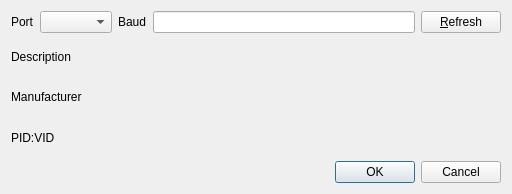
The window that portselectiondialog.ui (aa55-dev/yeTTY) describes before a commit, drawn with Qt 5.
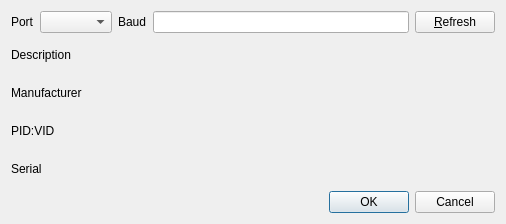
The same window after the commit.

Commit message: Show device serial number in port selection dialog

```diff
--- a/portselectiondialog.ui
+++ b/portselectiondialog.ui
@@ -6,8 +6,8 @@
    <rect>
     <x>0</x>
     <y>0</y>
-    <width>512</width>
-    <height>194</height>
+    <width>506</width>
+    <height>224</height>
    </rect>
   </property>
   <property name="sizePolicy">
@@ -80,12 +80,25 @@
          </property>
         </widget>
        </item>
+       <item>
+        <widget class="QLabel" name="fixedTextSerialLabel">
+         <property name="text">
+          <string>Serial</string>
+         </property>
+        </widget>
+       </item>
       </layout>
      </item>
      <item>
       <layout class="QVBoxLayout" name="verticalLayout">
        <item>
         <widget class="QLabel" name="descriptionLabel">
+         <property name="sizePolicy">
+          <sizepolicy hsizetype="MinimumExpanding" vsizetype="Preferred">
+           <horstretch>0</horstretch>
+           <verstretch>0</verstretch>
+          </sizepolicy>
+         </property>
          <property name="text">
           <string/>
          </property>
@@ -93,6 +106,12 @@
        </item>
        <item>
         <widget class="QLabel" name="manufacturerLabel">
+         <property name="sizePolicy">
+          <sizepolicy hsizetype="MinimumExpanding" vsizetype="Preferred">
+           <horstretch>0</horstretch>
+           <verstretch>0</verstretch>
+          </sizepolicy>
+         </property>
          <property name="text">
           <string/>
          </property>
@@ -100,6 +119,25 @@
        </item>
        <item>
         <widget class="QLabel" name="pidvidLabel">
+         <property name="sizePolicy">
+          <sizepolicy hsizetype="MinimumExpanding" vsizetype="Preferred">
+           <horstretch>0</horstretch>
+           <verstretch>0</verstretch>
+          </sizepolicy>
+         </property>
+         <property name="text">
+          <string/>
+         </property>
+        </widget>
+       </item>
+       <item>
+        <widget class="QLabel" name="serialLabel">
+         <property name="sizePolicy">
+          <sizepolicy hsizetype="MinimumExpanding" vsizetype="Preferred">
+           <horstretch>0</horstretch>
+           <verstretch>0</verstretch>
+          </sizepolicy>
+         </property>
          <property name="text">
           <string/>
          </property>
```
The commit also changes 1 other file.
